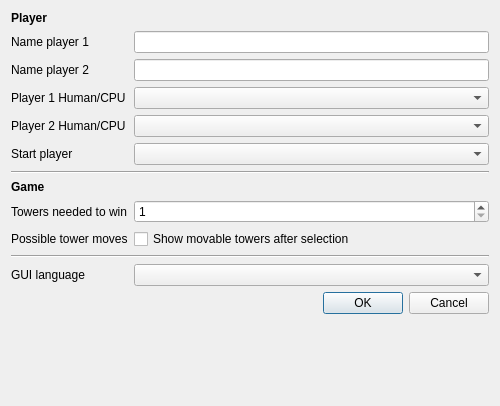
Qt form settings.ui (ElTh0r0/stackandconquer) before a commit.
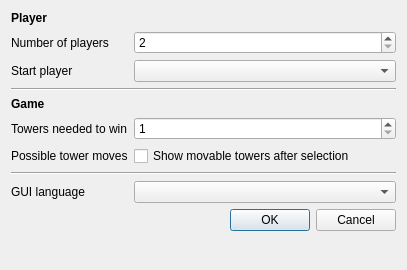
The same form after that commit.

Commit message: Dynamic settings dialog (num of players).

Patch:
```diff
--- a/settings.ui
+++ b/settings.ui
@@ -6,10 +6,16 @@
    <rect>
     <x>0</x>
     <y>0</y>
-    <width>500</width>
-    <height>406</height>
+    <width>407</width>
+    <height>270</height>
    </rect>
   </property>
+  <property name="sizePolicy">
+   <sizepolicy hsizetype="Preferred" vsizetype="Preferred">
+    <horstretch>0</horstretch>
+    <verstretch>0</verstretch>
+   </sizepolicy>
+  </property>
   <property name="windowTitle">
    <string>Preferences</string>
   </property>
@@ -36,51 +42,41 @@
    <item row="1" column="0">
     <widget class="QLabel" name="lblNameP1">
      <property name="text">
-      <string>Name player 1</string>
+      <string>Number of players</string>
      </property>
     </widget>
    </item>
    <item row="1" column="1">
-    <widget class="QLineEdit" name="leNameP1"/>
+    <widget class="QSpinBox" name="spinNumOfPlayers">
+     <property name="minimum">
+      <number>2</number>
+     </property>
+     <property name="maximum">
+      <number>9</number>
+     </property>
+     <property name="value">
+      <number>2</number>
+     </property>
+    </widget>
    </item>
    <item row="2" column="0">
-    <widget class="QLabel" name="lblNameP2">
-     <property name="text">
-      <string>Name player 2</string>
-     </property>
-    </widget>
-   </item>
-   <item row="2" column="1">
-    <widget class="QLineEdit" name="leNameP2"/>
-   </item>
-   <item row="4" column="0">
-    <widget class="QLabel" name="lblSelectP2">
-     <property name="text">
-      <string>Player 2 Human/CPU</string>
-     </property>
-    </widget>
-   </item>
-   <item row="4" column="1">
-    <widget class="QComboBox" name="cbP2HumanCpu"/>
-   </item>
-   <item row="5" column="0">
     <widget class="QLabel" name="lblStartPlayer">
      <property name="text">
       <string>Start player</string>
      </property>
     </widget>
    </item>
-   <item row="5" column="1">
+   <item row="2" column="1">
     <widget class="QComboBox" name="cbStartPlayer"/>
    </item>
-   <item row="6" column="0" colspan="2">
+   <item row="3" column="0" colspan="2">
     <widget class="Line" name="line">
      <property name="orientation">
       <enum>Qt::Horizontal</enum>
      </property>
     </widget>
    </item>
-   <item row="7" column="0">
+   <item row="4" column="0">
     <widget class="QLabel" name="lblGame">
      <property name="font">
       <font>
@@ -93,14 +89,14 @@
      </property>
     </widget>
    </item>
-   <item row="8" column="0">
+   <item row="5" column="0">
     <widget class="QLabel" name="lblNumWin">
      <property name="text">
       <string>Towers needed to win</string>
      </property>
     </widget>
    </item>
-   <item row="8" column="1">
+   <item row="5" column="1">
     <widget class="QSpinBox" name="spinNumToWin">
      <property name="minimum">
       <number>1</number>
@@ -110,38 +106,38 @@
      </property>
     </widget>
    </item>
-   <item row="9" column="0">
+   <item row="6" column="0">
     <widget class="QLabel" name="lblShowPossible">
      <property name="text">
       <string>Possible tower moves</string>
      </property>
     </widget>
    </item>
-   <item row="9" column="1">
+   <item row="6" column="1">
     <widget class="QCheckBox" name="checkShowPossibleMoves">
      <property name="text">
       <string>Show movable towers after selection</string>
      </property>
     </widget>
    </item>
-   <item row="10" column="0" colspan="2">
+   <item row="7" column="0" colspan="2">
     <widget class="Line" name="line_2">
      <property name="orientation">
       <enum>Qt::Horizontal</enum>
      </property>
     </widget>
    </item>
-   <item row="11" column="0">
+   <item row="8" column="0">
     <widget class="QLabel" name="lblGuiLang">
      <property name="text">
       <string>GUI language</string>
      </property>
     </widget>
    </item>
-   <item row="11" column="1">
+   <item row="8" column="1">
     <widget class="QComboBox" name="cbGuiLanguage"/>
    </item>
-   <item row="12" column="1">
+   <item row="9" column="1">
     <widget class="QDialogButtonBox" name="buttonBox">
      <property name="orientation">
       <enum>Qt::Horizontal</enum>
@@ -151,16 +147,6 @@
      </property>
     </widget>
    </item>
-   <item row="3" column="0">
-    <widget class="QLabel" name="lblSelectP1">
-     <property name="text">
-      <string>Player 1 Human/CPU</string>
-     </property>
-    </widget>
-   </item>
-   <item row="3" column="1">
-    <widget class="QComboBox" name="cbP1HumanCpu"/>
-   </item>
   </layout>
  </widget>
  <resources/>
```
Left out of the diff: 2 changed lines with no effect on the pictures. The commit also changes 12 other files.
